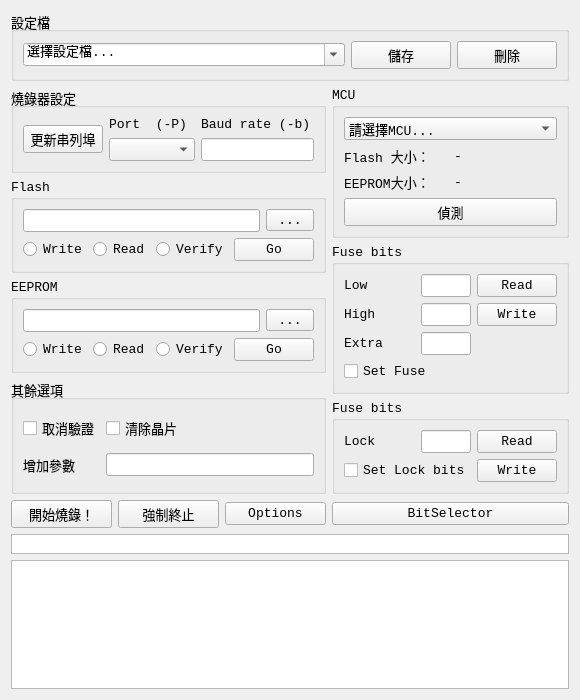
This is ui/avrdude.ui in mickey9910326/ASA_HMI_Data_Agent as Qt 5 draws it before an edit. The edited form follows.
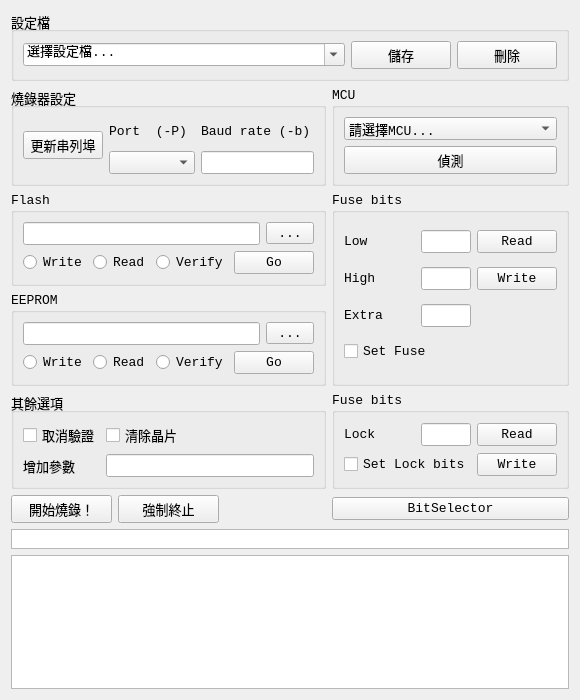
This is the edited form.

Commit message: 更新UI：移除未實作之按鈕，並更新TAB順序

Patch:
```diff
--- a/ui/avrdude.ui
+++ b/ui/avrdude.ui
@@ -155,112 +155,6 @@
      </layout>
     </widget>
    </item>
-   <item row="1" column="3" rowspan="2">
-    <widget class="QGroupBox" name="groupBox_mcu">
-     <property name="font">
-      <font>
-       <family>Consolas</family>
-       <pointsize>10</pointsize>
-      </font>
-     </property>
-     <property name="title">
-      <string>MCU</string>
-     </property>
-     <layout class="QGridLayout" name="gridLayout">
-      <item row="0" column="0" colspan="2">
-       <widget class="QComboBox" name="comboBox_mcuSelect">
-        <property name="minimumSize">
-         <size>
-          <width>100</width>
-          <height>0</height>
-         </size>
-        </property>
-        <property name="font">
-         <font>
-          <family>Consolas</family>
-          <pointsize>10</pointsize>
-         </font>
-        </property>
-        <item>
-         <property name="text">
-          <string>請選擇MCU...</string>
-         </property>
-        </item>
-        <item>
-         <property name="text">
-          <string>ATmega88</string>
-         </property>
-        </item>
-       </widget>
-      </item>
-      <item row="1" column="0">
-       <widget class="QLabel" name="label_mcuFlashSizeTitle">
-        <property name="font">
-         <font>
-          <family>Consolas</family>
-          <pointsize>10</pointsize>
-         </font>
-        </property>
-        <property name="text">
-         <string>Flash 大小：</string>
-        </property>
-       </widget>
-      </item>
-      <item row="1" column="1">
-       <widget class="QLabel" name="label_mcuFlashSize">
-        <property name="font">
-         <font>
-          <family>Consolas</family>
-          <pointsize>10</pointsize>
-         </font>
-        </property>
-        <property name="text">
-         <string>-</string>
-        </property>
-       </widget>
-      </item>
-      <item row="2" column="0">
-       <widget class="QLabel" name="label_mcuEepromSizeTitle">
-        <property name="font">
-         <font>
-          <family>Consolas</family>
-          <pointsize>10</pointsize>
-         </font>
-        </property>
-        <property name="text">
-         <string>EEPROM大小：</string>
-        </property>
-       </widget>
-      </item>
-      <item row="2" column="1">
-       <widget class="QLabel" name="label_mcuEepromSize">
-        <property name="font">
-         <font>
-          <family>Consolas</family>
-          <pointsize>10</pointsize>
-         </font>
-        </property>
-        <property name="text">
-         <string>-</string>
-        </property>
-       </widget>
-      </item>
-      <item row="3" column="0" colspan="2">
-       <widget class="QPushButton" name="pushButton_mcuDetect">
-        <property name="font">
-         <font>
-          <family>Consolas</family>
-          <pointsize>10</pointsize>
-         </font>
-        </property>
-        <property name="text">
-         <string>偵測</string>
-        </property>
-       </widget>
-      </item>
-     </layout>
-    </widget>
-   </item>
    <item row="2" column="0" rowspan="2" colspan="3">
     <widget class="QGroupBox" name="groupBox_flash">
      <property name="font">
@@ -360,183 +254,6 @@
      </layout>
     </widget>
    </item>
-   <item row="3" column="3" rowspan="3">
-    <widget class="QGroupBox" name="groupBox_5">
-     <property name="font">
-      <font>
-       <family>Consolas</family>
-       <pointsize>10</pointsize>
-      </font>
-     </property>
-     <property name="title">
-      <string>Fuse bits</string>
-     </property>
-     <layout class="QGridLayout" name="gridLayout_4">
-      <item row="0" column="2">
-       <widget class="QPushButton" name="pushButton_fuseRead">
-        <property name="font">
-         <font>
-          <family>Consolas</family>
-          <pointsize>10</pointsize>
-         </font>
-        </property>
-        <property name="text">
-         <string>Read</string>
-        </property>
-       </widget>
-      </item>
-      <item row="1" column="1">
-       <widget class="QLineEdit" name="lineEdit_fuseHigh">
-        <property name="minimumSize">
-         <size>
-          <width>40</width>
-          <height>0</height>
-         </size>
-        </property>
-        <property name="maximumSize">
-         <size>
-          <width>50</width>
-          <height>16777215</height>
-         </size>
-        </property>
-        <property name="baseSize">
-         <size>
-          <width>50</width>
-          <height>0</height>
-         </size>
-        </property>
-        <property name="font">
-         <font>
-          <family>Consolas</family>
-          <pointsize>10</pointsize>
-         </font>
-        </property>
-       </widget>
-      </item>
-      <item row="1" column="0">
-       <widget class="QLabel" name="label_fuseHigh">
-        <property name="font">
-         <font>
-          <family>Consolas</family>
-          <pointsize>10</pointsize>
-         </font>
-        </property>
-        <property name="text">
-         <string>High</string>
-        </property>
-       </widget>
-      </item>
-      <item row="1" column="2">
-       <widget class="QPushButton" name="pushButton_fuseWrite">
-        <property name="font">
-         <font>
-          <family>Consolas</family>
-          <pointsize>10</pointsize>
-         </font>
-        </property>
-        <property name="text">
-         <string>Write</string>
-        </property>
-       </widget>
-      </item>
-      <item row="2" column="0">
-       <widget class="QLabel" name="label_fuseExtra">
-        <property name="font">
-         <font>
-          <family>Consolas</family>
-          <pointsize>10</pointsize>
-         </font>
-        </property>
-        <property name="text">
-         <string>Extra</string>
-        </property>
-       </widget>
-      </item>
-      <item row="2" column="1">
-       <widget class="QLineEdit" name="lineEdit_fuseExtra">
-        <property name="minimumSize">
-         <size>
-          <width>40</width>
-          <height>0</height>
-         </size>
-        </property>
-        <property name="maximumSize">
-         <size>
-          <width>50</width>
-          <height>16777215</height>
-         </size>
-        </property>
-        <property name="baseSize">
-         <size>
-          <width>50</width>
-          <height>0</height>
-         </size>
-        </property>
-        <property name="font">
-         <font>
-          <family>Consolas</family>
-          <pointsize>10</pointsize>
-         </font>
-        </property>
-       </widget>
-      </item>
-      <item row="0" column="0">
-       <widget class="QLabel" name="label_fuseLow">
-        <property name="font">
-         <font>
-          <family>Consolas</family>
-          <pointsize>10</pointsize>
-         </font>
-        </property>
-        <property name="text">
-         <string>Low</string>
-        </property>
-       </widget>
-      </item>
-      <item row="0" column="1">
-       <widget class="QLineEdit" name="lineEdit_fuseLow">
-        <property name="minimumSize">
-         <size>
-          <width>40</width>
-          <height>0</height>
-         </size>
-        </property>
-        <property name="maximumSize">
-         <size>
-          <width>50</width>
-          <height>16777215</height>
-         </size>
-        </property>
-        <property name="baseSize">
-         <size>
-          <width>50</width>
-          <height>0</height>
-         </size>
-        </property>
-        <property name="font">
-         <font>
-          <family>Consolas</family>
-          <pointsize>10</pointsize>
-         </font>
-        </property>
-       </widget>
-      </item>
-      <item row="3" column="0" colspan="2">
-       <widget class="QCheckBox" name="checkBox_fuseSet">
-        <property name="font">
-         <font>
-          <family>Consolas</family>
-          <pointsize>10</pointsize>
-         </font>
-        </property>
-        <property name="text">
-         <string>Set Fuse</string>
-        </property>
-       </widget>
-      </item>
-     </layout>
-    </widget>
-   </item>
    <item row="4" column="0" colspan="3">
     <widget class="QGroupBox" name="groupBox_eeprom">
      <property name="font">
@@ -699,101 +416,6 @@
      </layout>
     </widget>
    </item>
-   <item row="6" column="3">
-    <widget class="QGroupBox" name="groupBox_lock">
-     <property name="font">
-      <font>
-       <family>Consolas</family>
-       <pointsize>10</pointsize>
-      </font>
-     </property>
-     <property name="title">
-      <string>Fuse bits</string>
-     </property>
-     <layout class="QGridLayout" name="gridLayout_5">
-      <item row="0" column="0">
-       <widget class="QLabel" name="label_lockTitle">
-        <property name="font">
-         <font>
-          <family>Consolas</family>
-          <pointsize>10</pointsize>
-         </font>
-        </property>
-        <property name="text">
-         <string>Lock</string>
-        </property>
-       </widget>
-      </item>
-      <item row="0" column="1">
-       <widget class="QLineEdit" name="lineEdit_lock">
-        <property name="minimumSize">
-         <size>
-          <width>40</width>
-          <height>0</height>
-         </size>
-        </property>
-        <property name="maximumSize">
-         <size>
-          <width>50</width>
-          <height>16777215</height>
-         </size>
-        </property>
-        <property name="baseSize">
-         <size>
-          <width>50</width>
-          <height>0</height>
-         </size>
-        </property>
-        <property name="font">
-         <font>
-          <family>Consolas</family>
-          <pointsize>10</pointsize>
-         </font>
-        </property>
-       </widget>
-      </item>
-      <item row="1" column="2">
-       <widget class="QPushButton" name="pushButton_lockWrite">
-        <property name="font">
-         <font>
-          <family>Consolas</family>
-          <pointsize>10</pointsize>
-         </font>
-        </property>
-        <property name="text">
-         <string>Write</string>
-        </property>
-       </widget>
-      </item>
-      <item row="0" column="2">
-       <widget class="QPushButton" name="pushButton_lockRead">
-        <property name="font">
-         <font>
-          <family>Consolas</family>
-          <pointsize>10</pointsize>
-         </font>
-        </property>
-        <property name="text">
-         <string>Read</string>
-        </property>
-       </widget>
-      </item>
-      <item row="1" column="0" colspan="2">
-       <widget class="QCheckBox" name="checkBox_lockSet">
-        <property name="font">
-         <font>
-          <family>Consolas</family>
-          <pointsize>10</pointsize>
-         </font>
-        </property>
-        <property name="text">
-         <string>Set Lock bits</string>
-        </property>
-       </widget>
-      </item>
-     </layout>
-    </widget>
-   </item>
    <item row="7" column="0">
     <widget class="QPushButton" name="pushButton_startProgram">
      <property name="font">
@@ -820,19 +442,6 @@
      </property>
     </widget>
    </item>
-   <item row="7" column="2">
-    <widget class="QPushButton" name="pushButton_options">
-     <property name="font">
-      <font>
-       <family>Consolas</family>
-       <pointsize>10</pointsize>
-      </font>
-     </property>
-     <property name="text">
-      <string>Options</string>
-     </property>
-    </widget>
-   </item>
    <item row="7" column="3">
     <widget class="QPushButton" name="pushButton_bitSelector">
      <property name="font">
@@ -893,6 +502,332 @@
      </property>
     </widget>
    </item>
+   <item row="1" column="3">
+    <widget class="QGroupBox" name="groupBox_mcu">
+     <property name="font">
+      <font>
+       <family>Consolas</family>
+       <pointsize>10</pointsize>
+      </font>
+     </property>
+     <property name="title">
+      <string>MCU</string>
+     </property>
+     <layout class="QGridLayout" name="gridLayout">
+      <item row="0" column="0" colspan="2">
+       <widget class="QComboBox" name="comboBox_mcuSelect">
+        <property name="minimumSize">
+         <size>
+          <width>100</width>
+          <height>0</height>
+         </size>
+        </property>
+        <property name="font">
+         <font>
+          <family>Consolas</family>
+          <pointsize>10</pointsize>
+         </font>
+        </property>
+        <item>
+         <property name="text">
+          <string>請選擇MCU...</string>
+         </property>
+        </item>
+        <item>
+         <property name="text">
+          <string>ATmega88</string>
+         </property>
+        </item>
+       </widget>
+      </item>
+      <item row="1" column="0" colspan="2">
+       <widget class="QPushButton" name="pushButton_mcuDetect">
+        <property name="font">
+         <font>
+          <family>Consolas</family>
+          <pointsize>10</pointsize>
+         </font>
+        </property>
+        <property name="text">
+         <string>偵測</string>
+        </property>
+       </widget>
+      </item>
+     </layout>
+    </widget>
+   </item>
+   <item row="5" column="3" rowspan="2">
+    <widget class="QGroupBox" name="groupBox_lock">
+     <property name="font">
+      <font>
+       <family>Consolas</family>
+       <pointsize>10</pointsize>
+      </font>
+     </property>
+     <property name="title">
+      <string>Fuse bits</string>
+     </property>
+     <layout class="QGridLayout" name="gridLayout_5">
+      <item row="0" column="0">
+       <widget class="QLabel" name="label_lockTitle">
+        <property name="font">
+         <font>
+          <family>Consolas</family>
+          <pointsize>10</pointsize>
+         </font>
+        </property>
+        <property name="text">
+         <string>Lock</string>
+        </property>
+       </widget>
+      </item>
+      <item row="0" column="1">
+       <widget class="QLineEdit" name="lineEdit_lock">
+        <property name="minimumSize">
+         <size>
+          <width>40</width>
+          <height>0</height>
+         </size>
+        </property>
+        <property name="maximumSize">
+         <size>
+          <width>50</width>
+          <height>16777215</height>
+         </size>
+        </property>
+        <property name="baseSize">
+         <size>
+          <width>50</width>
+          <height>0</height>
+         </size>
+        </property>
+        <property name="font">
+         <font>
+          <family>Consolas</family>
+          <pointsize>10</pointsize>
+         </font>
+        </property>
+       </widget>
+      </item>
+      <item row="1" column="2">
+       <widget class="QPushButton" name="pushButton_lockWrite">
+        <property name="font">
+         <font>
+          <family>Consolas</family>
+          <pointsize>10</pointsize>
+         </font>
+        </property>
+        <property name="text">
+         <string>Write</string>
+        </property>
+       </widget>
+      </item>
+      <item row="0" column="2">
+       <widget class="QPushButton" name="pushButton_lockRead">
+        <property name="font">
+         <font>
+          <family>Consolas</family>
+          <pointsize>10</pointsize>
+         </font>
+        </property>
+        <property name="text">
+         <string>Read</string>
+        </property>
+       </widget>
+      </item>
+      <item row="1" column="0" colspan="2">
+       <widget class="QCheckBox" name="checkBox_lockSet">
+        <property name="font">
+         <font>
+          <family>Consolas</family>
+          <pointsize>10</pointsize>
+         </font>
+        </property>
+        <property name="text">
+         <string>Set Lock bits</string>
+        </property>
+       </widget>
+      </item>
+     </layout>
+    </widget>
+   </item>
+   <item row="2" column="3" rowspan="3">
+    <widget class="QGroupBox" name="groupBox_5">
+     <property name="font">
+      <font>
+       <family>Consolas</family>
+       <pointsize>10</pointsize>
+      </font>
+     </property>
+     <property name="title">
+      <string>Fuse bits</string>
+     </property>
+     <layout class="QGridLayout" name="gridLayout_4">
+      <item row="0" column="2">
+       <widget class="QPushButton" name="pushButton_fuseRead">
+        <property name="font">
+         <font>
+          <family>Consolas</family>
+          <pointsize>10</pointsize>
+         </font>
+        </property>
+        <property name="text">
+         <string>Read</string>
+        </property>
+       </widget>
+      </item>
+      <item row="1" column="1">
+       <widget class="QLineEdit" name="lineEdit_fuseHigh">
+        <property name="minimumSize">
+         <size>
+          <width>40</width>
+          <height>0</height>
+         </size>
+        </property>
+        <property name="maximumSize">
+         <size>
+          <width>50</width>
+          <height>16777215</height>
+         </size>
+        </property>
+        <property name="baseSize">
+         <size>
+          <width>50</width>
+          <height>0</height>
+         </size>
+        </property>
+        <property name="font">
+         <font>
+          <family>Consolas</family>
+          <pointsize>10</pointsize>
+         </font>
+        </property>
+       </widget>
+      </item>
+      <item row="1" column="0">
+       <widget class="QLabel" name="label_fuseHigh">
+        <property name="font">
+         <font>
+          <family>Consolas</family>
+          <pointsize>10</pointsize>
+         </font>
+        </property>
+        <property name="text">
+         <string>High</string>
+        </property>
+       </widget>
+      </item>
+      <item row="1" column="2">
+       <widget class="QPushButton" name="pushButton_fuseWrite">
+        <property name="font">
+         <font>
+          <family>Consolas</family>
+          <pointsize>10</pointsize>
+         </font>
+        </property>
+        <property name="text">
+         <string>Write</string>
+        </property>
+       </widget>
+      </item>
+      <item row="2" column="0">
+       <widget class="QLabel" name="label_fuseExtra">
+        <property name="font">
+         <font>
+          <family>Consolas</family>
+          <pointsize>10</pointsize>
+         </font>
+        </property>
+        <property name="text">
+         <string>Extra</string>
+        </property>
+       </widget>
+      </item>
+      <item row="2" column="1">
+       <widget class="QLineEdit" name="lineEdit_fuseExtra">
+        <property name="minimumSize">
+         <size>
+          <width>40</width>
+          <height>0</height>
+         </size>
+        </property>
+        <property name="maximumSize">
+         <size>
+          <width>50</width>
+          <height>16777215</height>
+         </size>
+        </property>
+        <property name="baseSize">
+         <size>
+          <width>50</width>
+          <height>0</height>
+         </size>
+        </property>
+        <property name="font">
+         <font>
+          <family>Consolas</family>
+          <pointsize>10</pointsize>
+         </font>
+        </property>
+       </widget>
+      </item>
+      <item row="0" column="0">
+       <widget class="QLabel" name="label_fuseLow">
+        <property name="font">
+         <font>
+          <family>Consolas</family>
+          <pointsize>10</pointsize>
+         </font>
+        </property>
+        <property name="text">
+         <string>Low</string>
+        </property>
+       </widget>
+      </item>
+      <item row="0" column="1">
+       <widget class="QLineEdit" name="lineEdit_fuseLow">
+        <property name="minimumSize">
+         <size>
+          <width>40</width>
+          <height>0</height>
+         </size>
+        </property>
+        <property name="maximumSize">
+         <size>
+          <width>50</width>
+          <height>16777215</height>
+         </size>
+        </property>
+        <property name="baseSize">
+         <size>
+          <width>50</width>
+          <height>0</height>
+         </size>
+        </property>
+        <property name="font">
+         <font>
+          <family>Consolas</family>
+          <pointsize>10</pointsize>
+         </font>
+        </property>
+       </widget>
+      </item>
+      <item row="3" column="0" colspan="2">
+       <widget class="QCheckBox" name="checkBox_fuseSet">
+        <property name="font">
+         <font>
+          <family>Consolas</family>
+          <pointsize>10</pointsize>
+         </font>
+        </property>
+        <property name="text">
+         <string>Set Fuse</string>
+        </property>
+       </widget>
+      </item>
+     </layout>
+    </widget>
+   </item>
   </layout>
  </widget>
  <resources/>
```
Left out of the diff: 40 changed lines with no effect on the pictures. The commit also changes 1 other file.
